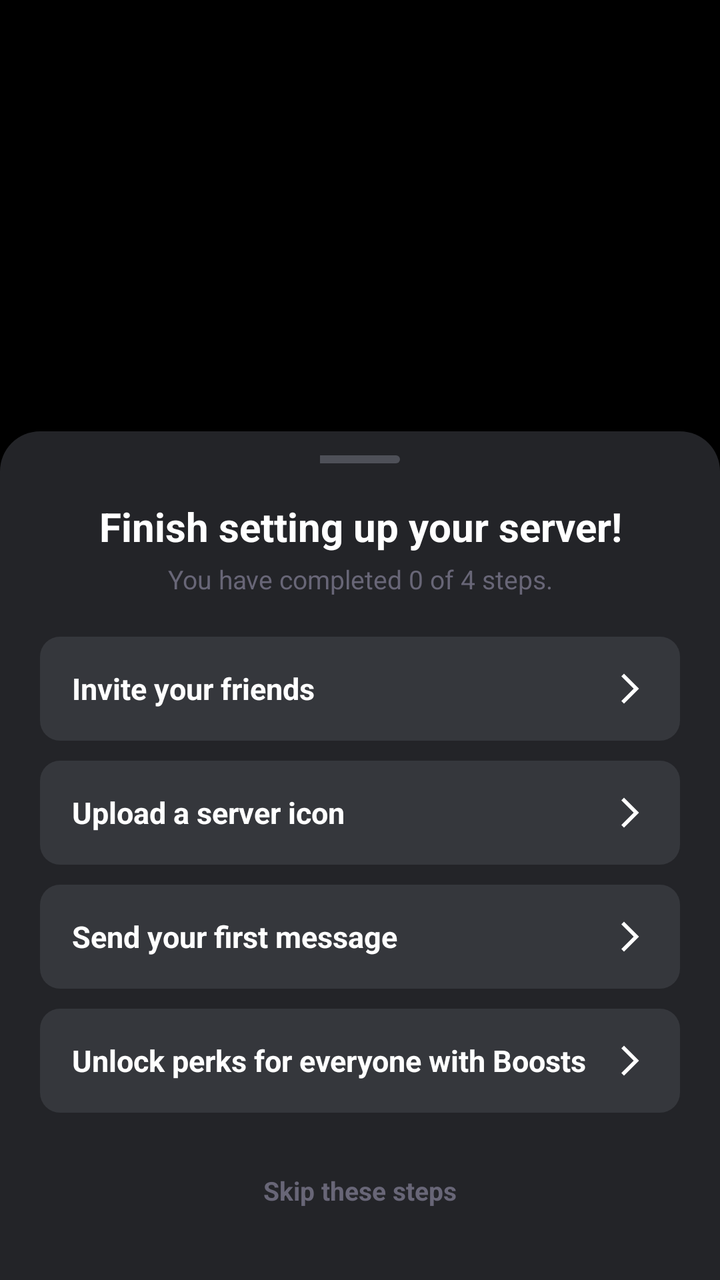
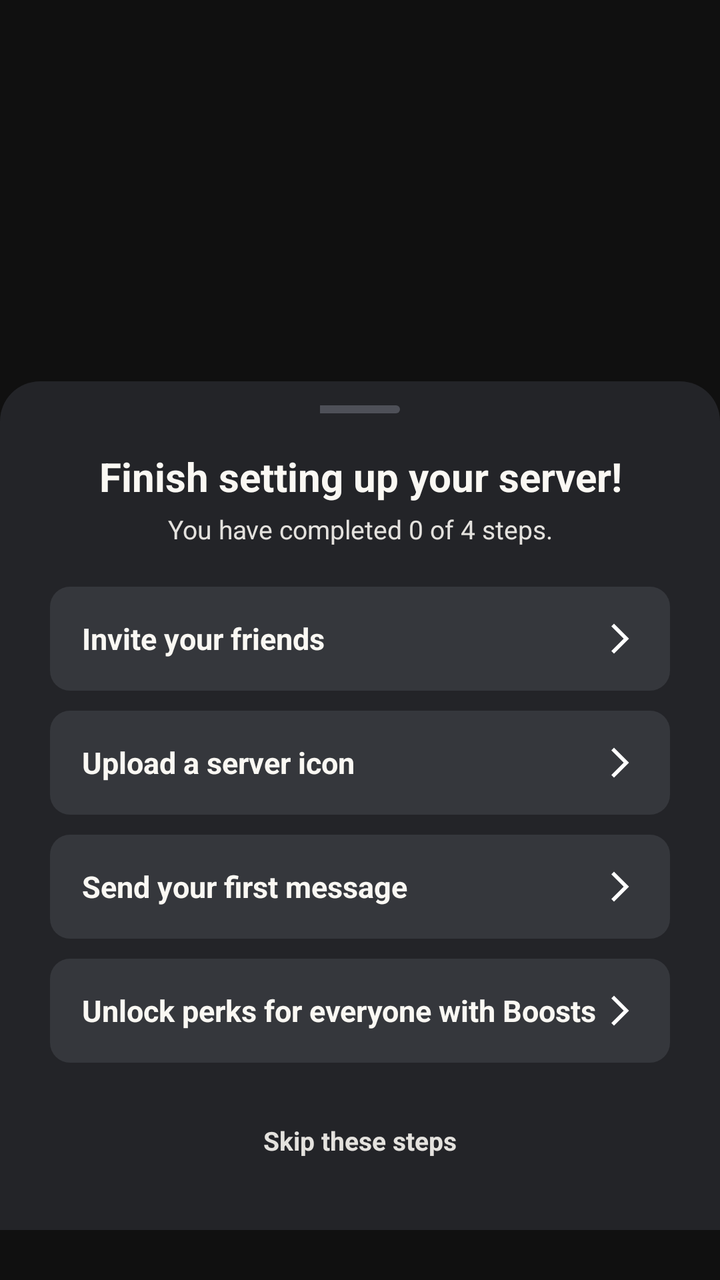

The first picture is an Android layout as it rendered before a commit; the second is the same layout after the commit. The layout source and the unified diff follow.
<!-- AndroidManifest.xml: application theme Theme.Yappy -->
<!-- res/layout/activity_set_up_finish.xml -->
<?xml version="1.0" encoding="utf-8"?>
<androidx.constraintlayout.widget.ConstraintLayout xmlns:android="http://schemas.android.com/apk/res/android"
    xmlns:app="http://schemas.android.com/apk/res-auto"
    xmlns:tools="http://schemas.android.com/tools"
    android:id="@+id/scrimContainer"
    android:layout_width="match_parent"
    android:layout_height="match_parent"
    android:background="@color/black"
    android:clickable="true"
    android:focusable="true">

    <LinearLayout
        android:id="@+id/modalCard"
        android:layout_width="match_parent"
        android:layout_height="wrap_content"
        android:background="@drawable/bg_setup_model"
        android:clickable="true"
        android:focusable="true"
        android:orientation="vertical"
        android:paddingStart="20dp"
        android:paddingEnd="20dp"
        android:paddingBottom="28dp"
        app:layout_constraintBottom_toBottomOf="parent">

        <View
            android:layout_width="40dp"
            android:layout_height="4dp"
            android:layout_gravity="center_horizontal"
            android:layout_marginTop="12dp"
            android:background="@drawable/bg_rail_indicator"
            android:backgroundTint="#4E5058" />

        <TextView
            android:id="@+id/setupTitle"
            android:layout_width="match_parent"
            android:layout_height="wrap_content"
            android:layout_marginTop="18dp"
            android:gravity="center"
            android:text="Finish setting up your server!"
            android:textColor="@color/white"
            android:textSize="20sp"
            android:textStyle="bold" />

        <TextView
            android:id="@+id/setupSubtitle"
            android:layout_width="match_parent"
            android:layout_height="wrap_content"
            android:layout_marginTop="4dp"
            android:gravity="center"
            android:text="You have completed 0 of 4 steps."
            android:textColor="@color/text"
            android:textSize="13sp" />

        <LinearLayout
            android:id="@+id/stepInviteFriends"
            android:layout_width="match_parent"
            android:layout_height="52dp"
            android:layout_marginTop="20dp"
            android:background="@drawable/bg_template_card"
            android:clickable="true"
            android:focusable="true"
            android:gravity="center_vertical"
            android:orientation="horizontal"
            android:paddingStart="16dp"
            android:paddingEnd="16dp">

            <TextView
                android:layout_width="0dp"
                android:layout_height="wrap_content"
                android:layout_weight="1"
                android:text="Invite your friends"
                android:textColor="@color/white"
                android:textSize="15sp"
                android:textStyle="bold" />

            <ImageView
                android:layout_width="18dp"
                android:layout_height="18dp"
                android:contentDescription="@null"
                android:src="@drawable/forward_arrow"/>
        </LinearLayout>

        <LinearLayout
            android:id="@+id/stepUploadIcon"
            android:layout_width="match_parent"
            android:layout_height="52dp"
            android:layout_marginTop="10dp"
            android:background="@drawable/bg_template_card"
            android:clickable="true"
            android:focusable="true"
            android:gravity="center_vertical"
            android:orientation="horizontal"
            android:paddingStart="16dp"
            android:paddingEnd="16dp">

            <TextView
                android:layout_width="0dp"
                android:layout_height="wrap_content"
                android:layout_weight="1"
                android:text="Upload a server icon"
                android:textColor="@color/white"
                android:textSize="15sp"
                android:textStyle="bold" />

            <ImageView
                android:layout_width="18dp"
                android:layout_height="18dp"
                android:contentDescription="@null"
                android:src="@drawable/forward_arrow" />
        </LinearLayout>

        <LinearLayout
            android:id="@+id/stepSendMessage"
            android:layout_width="match_parent"
            android:layout_height="52dp"
            android:layout_marginTop="10dp"
            android:background="@drawable/bg_template_card"
            android:clickable="true"
            android:focusable="true"
            android:gravity="center_vertical"
            android:orientation="horizontal"
            android:paddingStart="16dp"
            android:paddingEnd="16dp">

            <TextView
                android:layout_width="0dp"
                android:layout_height="wrap_content"
                android:layout_weight="1"
                android:text="Send your first message"
                android:textColor="@color/white"
                android:textSize="15sp"
                android:textStyle="bold" />

            <ImageView
                android:layout_width="18dp"
                android:layout_height="18dp"
                android:contentDescription="@null"
                android:src="@drawable/forward_arrow" />
        </LinearLayout>

        <LinearLayout
            android:id="@+id/stepBoosts"
            android:layout_width="match_parent"
            android:layout_height="52dp"
            android:layout_marginTop="10dp"
            android:background="@drawable/bg_template_card"
            android:clickable="true"
            android:focusable="true"
            android:gravity="center_vertical"
            android:orientation="horizontal"
            android:paddingStart="16dp"
            android:paddingEnd="16dp">

            <TextView
                android:layout_width="0dp"
                android:layout_height="wrap_content"
                android:layout_weight="1"
                android:text="Unlock perks for everyone with Boosts"
                android:textColor="@color/white"
                android:textSize="15sp"
                android:textStyle="bold" />

            <ImageView
                android:layout_width="18dp"
                android:layout_height="18dp"
                android:contentDescription="@null"
                android:src="@drawable/forward_arrow" />
        </LinearLayout>

        <TextView
            android:id="@+id/btnSkipSteps"
            android:layout_width="match_parent"
            android:layout_height="wrap_content"
            android:layout_marginTop="22dp"
            android:clickable="true"
            android:focusable="true"
            android:gravity="center"
            android:padding="8dp"
            android:text="Skip these steps"
            android:textColor="@color/text"
            android:textSize="13sp"
            android:textStyle="bold" />

    </LinearLayout>

</androidx.constraintlayout.widget.ConstraintLayout>
<!-- resources referenced by this layout -->
<resources>
  <color name="black">#FF000000</color>
  <color name="text">#686677</color>
  <color name="white">#FFFFFFFF</color>
  <!-- drawable bg_rail_indicator (drawable) -->
  <?xml version="1.0" encoding="utf-8"?>
  <shape xmlns:android="http://schemas.android.com/apk/res/android"
      android:shape="rectangle">
      <corners
          android:topLeftRadius="0dp"
          android:bottomLeftRadius="0dp"
          android:topRightRadius="4dp"
          android:bottomRightRadius="4dp" />
      <solid android:color="@color/white" />
  </shape>
  <!-- drawable bg_setup_model (drawable) -->
  <?xml version="1.0" encoding="utf-8"?>
  <shape xmlns:android="http://schemas.android.com/apk/res/android"
      android:shape="rectangle">
      <solid android:color="#232428" />
      <corners
          android:topLeftRadius="20dp"
          android:topRightRadius="20dp"
          android:bottomLeftRadius="0dp"
          android:bottomRightRadius="0dp" />
  </shape>
  <!-- drawable bg_template_card (drawable) -->
  <?xml version="1.0" encoding="utf-8"?>
  <ripple xmlns:android="http://schemas.android.com/apk/res/android"
      android:color="#4E5058">
      <item>
          <shape android:shape="rectangle">
              <corners android:radius="10dp" />
              <solid android:color="#35373C" />
          </shape>
      </item>
  </ripple>
  <!-- drawable forward_arrow (drawable) -->
  <vector xmlns:android="http://schemas.android.com/apk/res/android" android:autoMirrored="true" android:height="24dp" android:tint="#FFFFFF" android:viewportHeight="24" android:viewportWidth="24" android:width="24dp">
        
      <path android:fillColor="@android:color/white" android:pathData="M6.23,20.23l1.77,1.77l10,-10l-10,-10l-1.77,1.77l8.23,8.23z"/>
      
  </vector>
  <style name="Theme.Yappy" parent="Base.Theme.Yappy" />
  <style name="Base.Theme.Yappy" parent="Theme.Material3.DayNight.NoActionBar">
          
          
      </style>
</resources>

<!-- the commit's change to res/layout/activity_set_up_finish.xml (unified diff, before → after) -->
@@ -7,7 +7,9 @@
     android:layout_height="match_parent"
     android:background="@color/black"
     android:clickable="true"
-    android:focusable="true">
+    android:focusable="true"
+    android:paddingTop="15dp"
+    android:paddingBottom="25dp">
 
     <LinearLayout
         android:id="@+id/modalCard"
@@ -17,8 +19,7 @@
         android:clickable="true"
         android:focusable="true"
         android:orientation="vertical"
-        android:paddingStart="20dp"
-        android:paddingEnd="20dp"
+        android:paddingHorizontal="25dp"
         android:paddingBottom="28dp"
         app:layout_constraintBottom_toBottomOf="parent">
 
@@ -37,7 +38,7 @@
             android:layout_marginTop="18dp"
             android:gravity="center"
             android:text="Finish setting up your server!"
-            android:textColor="@color/white"
+            android:textColor="@color/warm_white"
             android:textSize="20sp"
             android:textStyle="bold" />
 
@@ -48,7 +49,7 @@
             android:layout_marginTop="4dp"
             android:gravity="center"
             android:text="You have completed 0 of 4 steps."
-            android:textColor="@color/text"
+            android:textColor="@color/soft_border"
             android:textSize="13sp" />
 
         <LinearLayout
@@ -69,7 +70,7 @@
                 android:layout_height="wrap_content"
                 android:layout_weight="1"
                 android:text="Invite your friends"
-                android:textColor="@color/white"
+                android:textColor="@color/warm_white"
                 android:textSize="15sp"
                 android:textStyle="bold" />
 
@@ -98,7 +99,7 @@
                 android:layout_height="wrap_content"
                 android:layout_weight="1"
                 android:text="Upload a server icon"
-                android:textColor="@color/white"
+                android:textColor="@color/warm_white"
                 android:textSize="15sp"
                 android:textStyle="bold" />
 
@@ -127,7 +128,7 @@
                 android:layout_height="wrap_content"
                 android:layout_weight="1"
                 android:text="Send your first message"
-                android:textColor="@color/white"
+                android:textColor="@color/warm_white"
                 android:textSize="15sp"
                 android:textStyle="bold" />
 
@@ -156,7 +157,7 @@
                 android:layout_height="wrap_content"
                 android:layout_weight="1"
                 android:text="Unlock perks for everyone with Boosts"
-                android:textColor="@color/white"
+                android:textColor="@color/warm_white"
                 android:textSize="15sp"
                 android:textStyle="bold" />
 
@@ -177,7 +178,7 @@
             android:gravity="center"
             android:padding="8dp"
             android:text="Skip these steps"
-            android:textColor="@color/text"
+            android:textColor="@color/soft_border"
             android:textSize="13sp"
             android:textStyle="bold" />
 
<!-- resource entries referenced after the edit -->
@@ -1,7 +1,8 @@
 <!-- resources referenced by this layout -->
 <resources>
-  <color name="black">#FF000000</color>
-  <color name="text">#686677</color>
+  <color name="black">#101010</color>
+  <color name="soft_border">#E4E2DE</color>
+  <color name="warm_white">#FAF8F3</color>
   <color name="white">#FFFFFFFF</color>
   <!-- drawable bg_rail_indicator (drawable) -->
   <?xml version="1.0" encoding="utf-8"?>
@@ -37,15 +38,14 @@
       </item>
   </ripple>
   <!-- drawable forward_arrow (drawable) -->
-  <vector xmlns:android="http://schemas.android.com/apk/res/android" android:autoMirrored="true" android:height="24dp" android:tint="#FFFFFF" android:viewportHeight="24" android:viewportWidth="24" android:width="24dp">
+  ﻿
+  <vector xmlns:android="http://schemas.android.com/apk/res/android" android:autoMirrored="true" android:height="24dp" android:tint="@color/white" android:viewportHeight="24" android:viewportWidth="24" android:width="24dp">
         
       <path android:fillColor="@android:color/white" android:pathData="M6.23,20.23l1.77,1.77l10,-10l-10,-10l-1.77,1.77l8.23,8.23z"/>
       
   </vector>
   <style name="Theme.Yappy" parent="Base.Theme.Yappy" />
   <style name="Base.Theme.Yappy" parent="Theme.Material3.DayNight.NoActionBar">
-          
-          
       </style>
 </resources>
 
